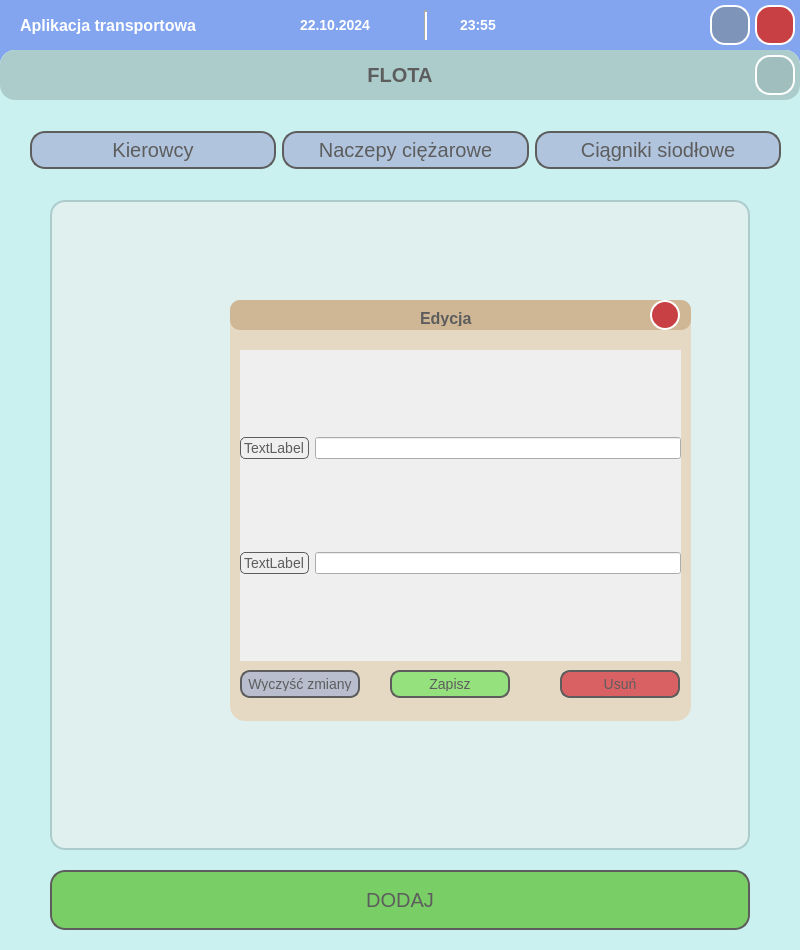
The window that roboczy_folder/test.ui (grzesiex22/Aplikacja_bazodanowa) describes before a commit, drawn with Qt 5.
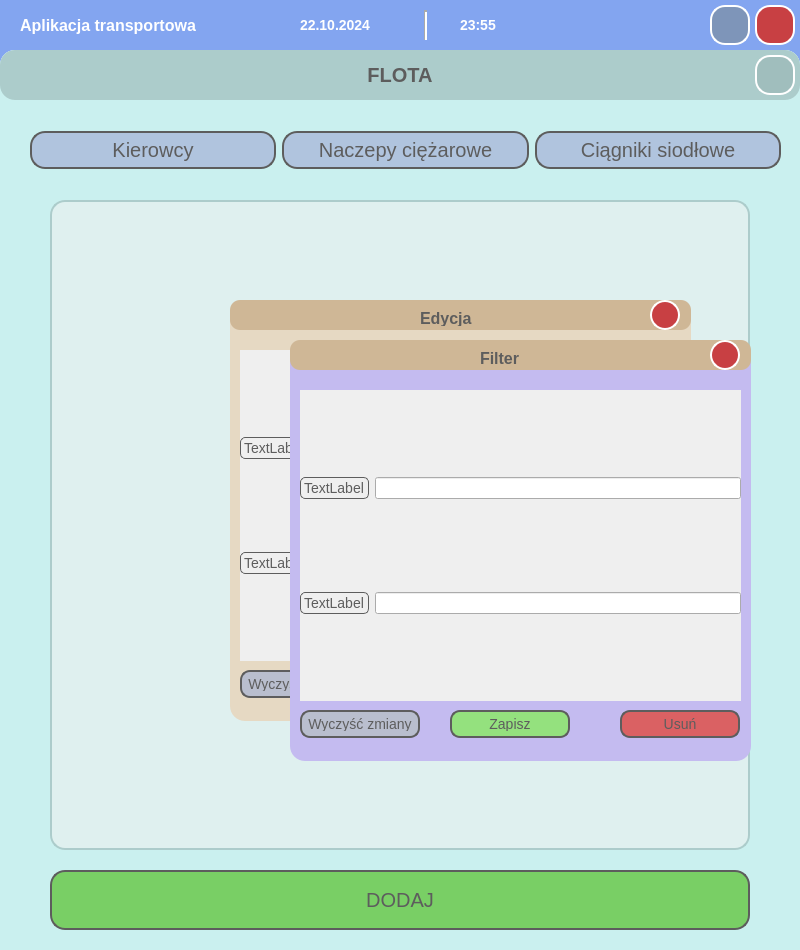
The same window after the commit. Icons and pictures are not drawn.

Patch:
```diff
--- a/roboczy_folder/test.ui
+++ b/roboczy_folder/test.ui
@@ -779,6 +779,260 @@
       </item>
      </layout>
     </widget>
+    <widget class="QFrame" name="frame_filter">
+     <property name="geometry">
+      <rect>
+       <x>290</x>
+       <y>290</y>
+       <width>461</width>
+       <height>421</height>
+      </rect>
+     </property>
+     <property name="styleSheet">
+      <string notr="true">QFrame {
+	background-color: #c4bbf0;
+}
+QPushButton {
+	color: #5d5d5d;
+    background-color: #b9bece; /* Ustawia przezroczyste tło */
+    border: 2px solid #5d5d5d; /* Ustawia kolor ramki (czarny) */
+    border-radius: 10px; /* Zaokrąglone rogi ramki */
+    padding: 5px; /* Wewnętrzne odstępy, opcjonalne */
+    font-size: 14px;  /* Rozmiar czcionki */
+    font-family: Arial, sans-serif;  /* Czcionka */
+}
+
+QPushButton:hover {
+	background-color: #a2a6b4; /* Ustawia kolor tła po najechaniu */
+}
+
+QPushButton:pressed {
+    background-color: #8a8e9a;  /* Kolor tła po kliknięciu */
+}
+
+QPushButton:disabled {
+    background-color: #bdc3c7;  /* Kolor tła dla nieaktywnych przycisków */
+    color: #7f8c8d;  /* Kolor tekstu dla nieaktywnych przycisków */
+    border: 2px solid #95a5a6;  /* Obramowanie dla nieaktywnych przycisków */
+}
+
+QLabel {
+    color: #5d5d5d;  /* Kolor tekstu dla etykiet (przykład: pomarańczowy) */
+    background-color: transparent;  /* Przezroczyste tło dla etykiet */
+    border: none;  /* Brak ramki dla etykiet */
+}</string>
+     </property>
+     <property name="frameShape">
+      <enum>QFrame::StyledPanel</enum>
+     </property>
+     <property name="frameShadow">
+      <enum>QFrame::Raised</enum>
+     </property>
+     <widget class="QScrollArea" name="scrollArea_frame_filter">
+      <property name="geometry">
+       <rect>
+        <x>10</x>
+        <y>50</y>
+        <width>441</width>
+        <height>311</height>
+       </rect>
+      </property>
+      <property name="widgetResizable">
+       <bool>true</bool>
+      </property>
+      <widget class="QWidget" name="scrollAreaWidgetContents_2">
+       <property name="geometry">
+        <rect>
+         <x>0</x>
+         <y>0</y>
+         <width>441</width>
+         <height>311</height>
+        </rect>
+       </property>
+       <property name="styleSheet">
+        <string notr="true">QLabel {
+    border: 1px solid #5d5d5d ;  /* Brak ramki dla etykiet */
+	border-radius: 5px;
+	font-size: 14px;
+
+}</string>
+       </property>
+       <widget class="QWidget" name="gridLayoutWidget_2">
+        <property name="geometry">
+         <rect>
+          <x>0</x>
+          <y>0</y>
+          <width>441</width>
+          <height>311</height>
+         </rect>
+        </property>
+        <layout class="QGridLayout" name="gridLayout_frame_edit_2">
+         <item row="0" column="1">
+          <widget class="QLineEdit" name="lineEdit_3"/>
+         </item>
+         <item row="0" column="0">
+          <widget class="QLabel" name="label_4">
+           <property name="text">
+            <string>TextLabel</string>
+           </property>
+          </widget>
+         </item>
+         <item row="1" column="0">
+          <widget class="QLabel" name="label_5">
+           <property name="text">
+            <string>TextLabel</string>
+           </property>
+          </widget>
+         </item>
+         <item row="1" column="1">
+          <widget class="QLineEdit" name="lineEdit_4"/>
+         </item>
+        </layout>
+       </widget>
+      </widget>
+     </widget>
+     <widget class="QPushButton" name="button_save_2">
+      <property name="geometry">
+       <rect>
+        <x>160</x>
+        <y>370</y>
+        <width>120</width>
+        <height>28</height>
+       </rect>
+      </property>
+      <property name="styleSheet">
+       <string notr="true">QPushButton {
+    background-color: #94e17e; /* Ustawia przezroczyste tło */
+}
+
+QPushButton:hover {
+	background-color: #89ce74; /* Ustawia kolor tła po najechaniu */
+}
+
+QPushButton:pressed {
+    background-color: #70a85f;  /* Kolor tła po kliknięciu */
+}
+
+</string>
+      </property>
+      <property name="text">
+       <string>Zapisz</string>
+      </property>
+     </widget>
+     <widget class="QWidget" name="widget_header_frame_edit_2" native="true">
+      <property name="geometry">
+       <rect>
+        <x>0</x>
+        <y>0</y>
+        <width>461</width>
+        <height>30</height>
+       </rect>
+      </property>
+      <property name="styleSheet">
+       <string notr="true">QWidget {
+	background: #cfb796;
+	border-radius: 10px;
+} </string>
+      </property>
+      <widget class="QLabel" name="label_frame_edit_2">
+       <property name="geometry">
+        <rect>
+         <x>190</x>
+         <y>10</y>
+         <width>81</width>
+         <height>16</height>
+        </rect>
+       </property>
+       <property name="styleSheet">
+        <string notr="true">QLabel {
+	font-size: 16px;
+	font-weight: bold;  /* Ustawienie pogrubienia tekstu */
+}</string>
+       </property>
+       <property name="text">
+        <string>Filter</string>
+       </property>
+      </widget>
+      <widget class="QPushButton" name="button_exit_frame_edit_2">
+       <property name="enabled">
+        <bool>true</bool>
+       </property>
+       <property name="geometry">
+        <rect>
+         <x>420</x>
+         <y>0</y>
+         <width>30</width>
+         <height>30</height>
+        </rect>
+       </property>
+       <property name="styleSheet">
+        <string notr="true">QPushButton {
+    background-color: #c84043; /* Ustawia przezroczyste tło */
+    border: 2px solid white; /* Ustawia kolor ramki (czarny) */
+    border-radius: 15px; /* Zaokrąglone rogi ramki */
+    padding: 5px; /* Wewnętrzne odstępy, opcjonalne */
+	opacity: 0.5;
+}
+
+QPushButton:hover {
+	background-color: #a73639; /* Ustawia kolor tła po najechaniu */
+}</string>
+       </property>
+       <property name="text">
+        <string/>
+       </property>
+       <property name="icon">
+        <iconset>
+         <normaloff>cross_white.png</normaloff>cross_white.png</iconset>
+       </property>
+       <property name="iconSize">
+        <size>
+         <width>15</width>
+         <height>15</height>
+        </size>
+       </property>
+      </widget>
+     </widget>
+     <widget class="QPushButton" name="button_clear_2">
+      <property name="geometry">
+       <rect>
+        <x>10</x>
+        <y>370</y>
+        <width>120</width>
+        <height>28</height>
+       </rect>
+      </property>
+      <property name="text">
+       <string>Wyczyść zmiany</string>
+      </property>
+     </widget>
+     <widget class="QPushButton" name="button_delete_2">
+      <property name="geometry">
+       <rect>
+        <x>330</x>
+        <y>370</y>
+        <width>120</width>
+        <height>28</height>
+       </rect>
+      </property>
+      <property name="styleSheet">
+       <string notr="true">QPushButton {
+    background-color: #da6163; /* Ustawia przezroczyste tło */
+}
+
+QPushButton:hover {
+	background-color: #c54e5a; /* Ustawia kolor tła po najechaniu */
+}
+
+QPushButton:pressed {
+    background-color: #b04652;  /* Kolor tła po kliknięciu */
+}</string>
+      </property>
+      <property name="text">
+       <string>Usuń</string>
+      </property>
+     </widget>
+    </widget>
    </widget>
    <widget class="QWidget" name="widget_system" native="true">
     <property name="geometry">
```
